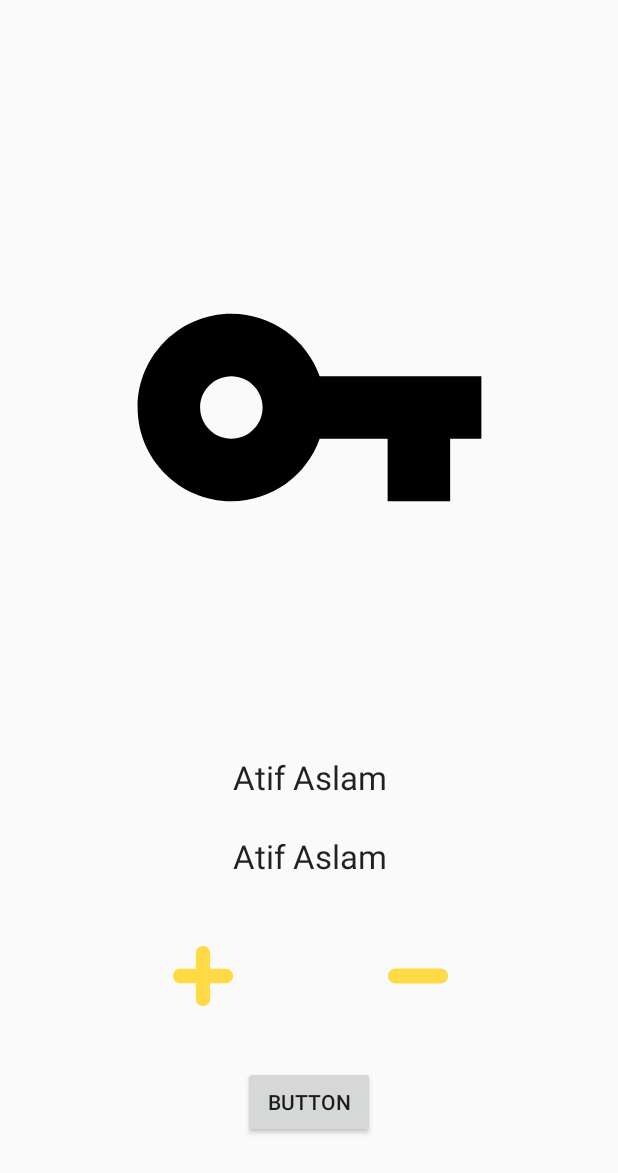
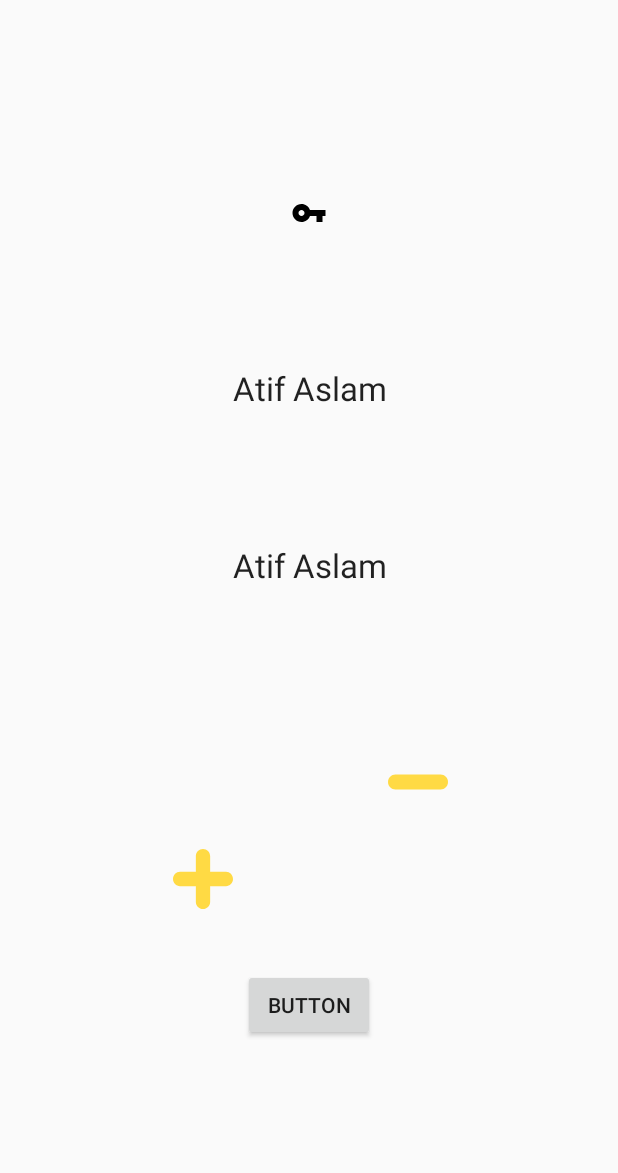
Before and after one commit to pfranccino/MyDelivery, an Android app: the layout layout_list_food.xml on its own in the app's theme, with its tools: preview values and no code run, on a phone screen of 412 x 824 dp. Shown: the top 1173 px of the screen. Run offline under Robolectric (Android 15) with nearby library versions, the phone set to English and light mode, and no system bars; network calls fail; Roboto replaces fonts that are not available here.

Commit message:
fixed image

```diff
--- a/app/src/main/java/com/example/pfranccino/mydelivery/Activities/Adapters/CategoryList.kt
+++ b/app/src/main/java/com/example/pfranccino/mydelivery/Activities/Adapters/CategoryList.kt
@@ -25,7 +25,7 @@ class CategoryList(private val context: Activity, internal var categories: List<
 
         val category = categories[position]
         textViewName.text = category.title
-        Glide.with(context).load(category.image_large).into(imageViewCategory)
+        Glide.with(context).load(category.image_short).into(imageViewCategory)
         return listViewItem
     }
 
--- a/app/src/main/java/com/example/pfranccino/mydelivery/Models/Category.kt
+++ b/app/src/main/java/com/example/pfranccino/mydelivery/Models/Category.kt
@@ -3,6 +3,6 @@ package com.example.pfranccino.mydelivery.Models
 import android.net.Uri
 import java.io.Serializable
 
-class Category(var uuid:String ,var businees_id:String, var title:String, var short_description:String, var long_description:String,image_short:String,var image_large:String): Serializable {
+class Category(var uuid:String ,var businees_id:String, var title:String, var short_description:String, var long_description:String,var image_short:String,var image_large:String): Serializable {
 
 }
--- a/app/src/main/res/layout/layout_list_food.xml
+++ b/app/src/main/res/layout/layout_list_food.xml
@@ -9,9 +9,9 @@
     tools:layout_editor_absoluteY="25dp">
 
     <ImageView
-        android:id="@+id/imageViewFood"
-        android:layout_width="250dp"
-        android:layout_height="0dp"
+        android:id="@+id/ImageFood"
+        android:layout_width="wrap_content"
+        android:layout_height="wrap_content"
         android:layout_gravity="center"
         android:layout_marginBottom="25dp"
         android:layout_marginTop="65dp"
@@ -46,7 +46,7 @@
         app:layout_constraintBottom_toTopOf="@+id/textViewTitleFood"
         app:layout_constraintEnd_toEndOf="parent"
         app:layout_constraintStart_toStartOf="parent"
-        app:layout_constraintTop_toBottomOf="@+id/imageViewFood" />
+        app:layout_constraintTop_toBottomOf="@+id/ImageFood" />
 
     <ImageButton
         android:id="@+id/imageButtonAdd"
```
Also changed, not shown: app/src/main/java/com/example/pfranccino/mydelivery/Activities/Adapters/FoodRecycler.kt (+7 -10 lines).
